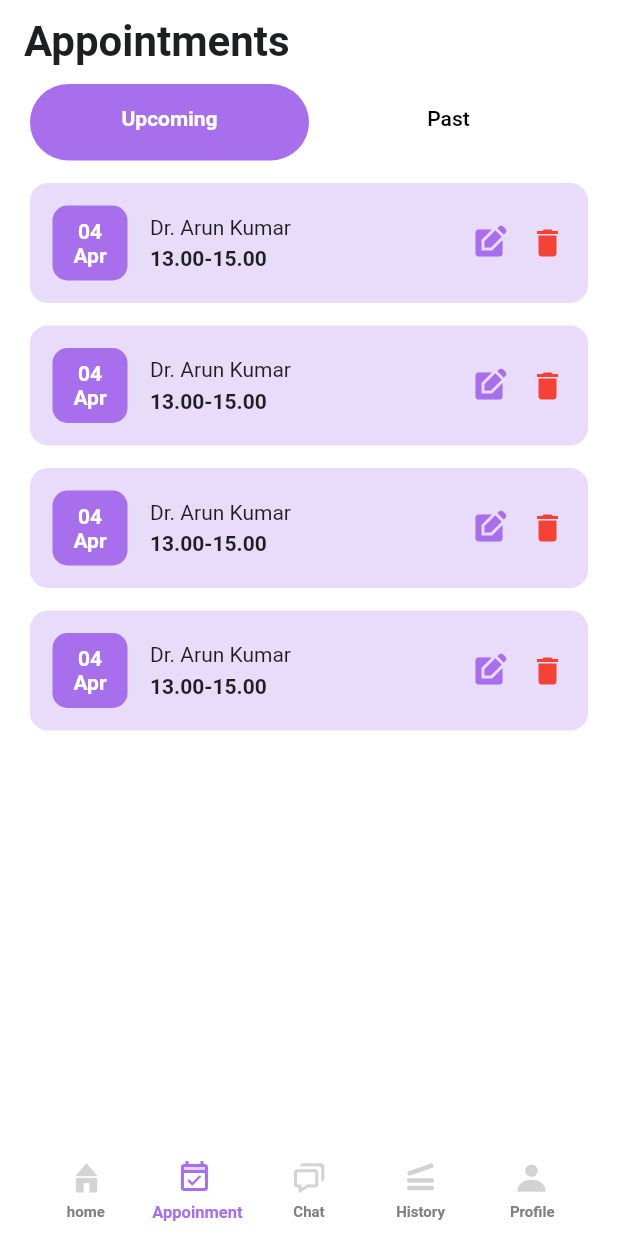
After one commit to mubashirspam/patient_kevellCare, a Flutter app: the screen it shows after launch, item 2 of the bottom bar chosen, on a phone screen of 412 x 824 dp. The commit adds this screen. Run offline on Flutter 3.47's test engine with Material 2 defaults, Android fonts, the phone set to English and light mode, and no system bars; our stand-ins replace flutter_svg, sliver_tools; network calls fail.

Commit message:
bugs fixing

```diff
--- a/lib/configure/route/routes.dart
+++ b/lib/configure/route/routes.dart
@@ -2,6 +2,7 @@ import 'package:flutter/material.dart';
 import 'package:kevell_care/pages/appoiment/presenation/book_new_appoiment_screen.dart';
 import 'package:kevell_care/pages/dashborad/presentation/dashborad.dart';
 
+import '../../pages/chat_screen/presentation/chating_screen.dart';
 import '../../pages/login_scrren/presentation/login_screen.dart';
 import '../../pages/profile/presenation/my_profile_screen.dart';
 import '../../pages/signup_screen/presentation/signup_screen.dart';
@@ -12,4 +13,5 @@ final Map<String, Widget Function(BuildContext)> route = {
   Dashboard.routeName: (ctx) => const Dashboard(),
   MyProfileScreen.routeName: (ctx) => const MyProfileScreen(),
   BookNewAppointmentScreen.routeName: (ctx) => const BookNewAppointmentScreen(),
+    ChatingScreen.routeName: (ctx) => const ChatingScreen(),
 };
--- /dev/null
+++ b/lib/features/appoiments/presentation/upcoming_appoiments_list.dart
@@ -0,0 +1,20 @@
+import 'package:flutter/material.dart';
+
+import 'widgets/appoiments_card.dart';
+
+class UpcomingAppoimentList extends StatelessWidget {
+  const UpcomingAppoimentList({super.key});
+
+  @override
+  Widget build(BuildContext context) {
+    return ListView.builder(
+      padding: const EdgeInsets.all(0),
+      itemCount: 4,
+      itemBuilder: (context, index) {
+        return const AppoimentCard(
+          isPast: false,
+        );
+      },
+    );
+  }
+}
--- /dev/null
+++ b/lib/features/appoiments/presentation/widgets/appoiments_card.dart
@@ -0,0 +1,75 @@
+import 'package:flutter/material.dart';
+import 'package:kevell_care/configure/color/maian_color.dart';
+import 'package:kevell_care/core/them/custom_theme_extension.dart';
+
+class AppoimentCard extends StatelessWidget {
+  final bool isPast;
+
+  const AppoimentCard({
+    super.key,
+    required this.isPast,
+  });
+
+  @override
+  Widget build(BuildContext context) {
+    return Container(
+      decoration: BoxDecoration(
+        borderRadius: BorderRadius.circular(12),
+        color: context.theme.secondary,
+      ),
+      padding: const EdgeInsets.all(15),
+      margin: const EdgeInsets.all(20).copyWith(bottom: 0, top: 15),
+      child: Row(
+        children: [
+          Container(
+            margin: const EdgeInsets.only(right: 15),
+            width: 50,
+            height: 50,
+            decoration: BoxDecoration(
+              borderRadius: BorderRadius.circular(10),
+              color: context.theme.primary,
+            ),
+            child: Center(
+              child: Text(
+                "04\nApr",
+                style: Theme.of(context)
+                    .textTheme
+                    .titleLarge!
+                    .copyWith(color: Colors.white),
+                textAlign: TextAlign.center,
+              ),
+            ),
+          ),
+          Expanded(
+            child: SizedBox(
+              child: Column(
+                mainAxisAlignment: MainAxisAlignment.start,
+                crossAxisAlignment: CrossAxisAlignment.start,
+                children: [
+                  Text(
+                    "Dr. Arun Kumar",
+                    style: Theme.of(context).textTheme.titleMedium!.copyWith(
+                          color: context.theme.textPrimary,
+                        ),
+                  ),
+                  const SizedBox(height: 5),
+                  Text(
+                    "13.00-15.00",
+                    style: Theme.of(context).textTheme.titleLarge!.copyWith(
+                          color: context.theme.textPrimary,
+                        ),
+                  ),
+                ],
+              ),
+            ),
+          ),
+          isPast
+              ? const SizedBox()
+              : Icon(Icons.edit_square, color: context.theme.primary),
+          const SizedBox(width: 15),
+          const Icon(Icons.delete, color: MainConfigColorsDarkTheme.danger),
+        ],
+      ),
+    );
+  }
+}
--- a/lib/pages/dashborad/presentation/dashborad.dart
+++ b/lib/pages/dashborad/presentation/dashborad.dart
@@ -1,11 +1,12 @@
 import 'package:flutter/gestures.dart';
 import 'package:flutter/material.dart';
 import 'package:kevell_care/core/them/custom_theme_extension.dart';
-import 'package:kevell_care/pages/chat_screen/presenation/chat_screen.dart';
+import 'package:kevell_care/pages/chat_screen/presentation/chat_screen.dart';
+import 'package:kevell_care/pages/chat_screen/presentation/widgets/chat_appbar.dart';
 import '../../appoiment/presenation/appoinments_screen.dart';
 
 import '../../appoiment/presenation/widgets/appoiment_screen_appbar.dart';
-import '../../chat_screen/presenation/widgets/appbar_chat.dart';
+
 
 import '../../home_screen/presentation/home_screen.dart';
 import '../../home_screen/presentation/widgets/home_appbar.dart';
@@ -36,7 +37,7 @@ class _DashboardState extends State<Dashboard> {
       "flotingButton": null
     },
     {
-      "page": const ChatPage(),
+      "page": const ChatScreen(),
       "appbar": const ChatAppBar(),
       "flotingButton": null
     },
@@ -85,11 +86,11 @@ class _DashboardState extends State<Dashboard> {
                         tabs: const <Tab>[
                           Tab(
                             child: Text(
-                              "Online",
+                              "Upcoming",
                             ),
                           ),
                           Tab(
-                            child: Text("Offline"),
+                            child: Text("Past"),
                           )
                         ],
                       ),
--- a/lib/pages/dashborad/presentation/widgets/bottom_navigation.dart
+++ b/lib/pages/dashborad/presentation/widgets/bottom_navigation.dart
@@ -21,16 +21,15 @@ class BottomWidget extends StatelessWidget {
               color: context.theme.backround,
               width: double.maxFinite,
               padding: const EdgeInsets.symmetric(horizontal: 20),
-              height: 50,
-              child: Stack(
-                children: [
-                  Row(
+              height: 60,
+              child: Center(
+                child: Row(
                   crossAxisAlignment: CrossAxisAlignment.center,
                   children: [
                     Expanded(child: item(context, 0, "home", AppIcons.home)),
                     Expanded(
-                          child: item(
-                              context, 1, "Appoinment", AppIcons.schedule)),
+                        child:
+                            item(context, 1, "Appoinment", AppIcons.schedule)),
                     Expanded(child: item(context, 2, "Chat", AppIcons.chat)),
                     Expanded(
                         child: item(context, 3, "History", AppIcons.history)),
@@ -38,7 +37,6 @@ class BottomWidget extends StatelessWidget {
                         child: item(context, 4, "Profile", AppIcons.profile)),
                   ],
                 ),
-                ],
               ),
             ),
           );
@@ -57,19 +55,22 @@ class BottomWidget extends StatelessWidget {
             children: [
               SvgPicture.asset(
                 icon,
+                color: selectedIndexNorifier.value == index
+                    ? context.theme.primary
+                    : null,
               ),
               Padding(
                 padding: const EdgeInsets.only(top: 5),
                 child: Text(
                     style: selectedIndexNorifier.value != index
                         ? TextStyle(
-                            fontSize: 11,
+                            fontSize: 10,
                             color: context.theme.textGrey,
                             fontWeight: FontWeight.bold)
-                        : const TextStyle(
+                        : TextStyle(
                             fontSize: 11,
-                            color: MainConfigColorsDarkTheme.textThemePrimary,
-                          ),
+                            color: context.theme.primary,
+                            fontWeight: FontWeight.bold),
                     name),
               )
             ],
```
Also changed, not shown: lib/features/appoiments/presentation/past_appoiments_list.dart (added, +19 -0 lines), lib/features/chat/presentation/all_chat_list_widget.dart (added, +20 -0 lines), lib/features/chat/presentation/chating_list_widget.dart (added, +21 -0 lines), lib/features/chat/presentation/widgets/chat_person_card.dart (added, +66 -0 lines), lib/features/chat/presentation/widgets/message_widget.dart (added, +70 -0 lines), lib/pages/appoiment/presenation/appoinments_screen.dart (+7 -107 lines), lib/pages/chat_screen/presenation/chat_screen.dart (deleted, +0 -63 lines), lib/pages/chat_screen/presenation/widgets/appbar_chat.dart (deleted, +0 -37 lines), lib/pages/chat_screen/presentation/chat_screen.dart (added, +16 -0 lines), lib/pages/chat_screen/presentation/chating_screen.dart (added, +61 -0 lines), lib/pages/chat_screen/presentation/widgets/chat_appbar.dart (added, +32 -0 lines). Lines whose indentation alone changed are shown as unchanged.
